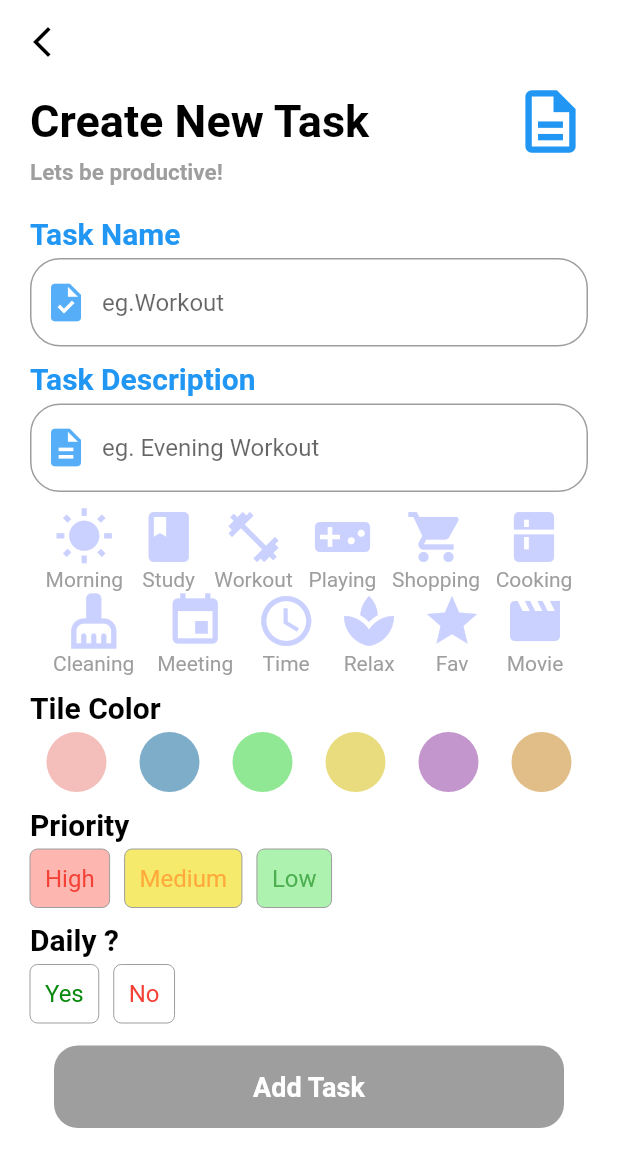
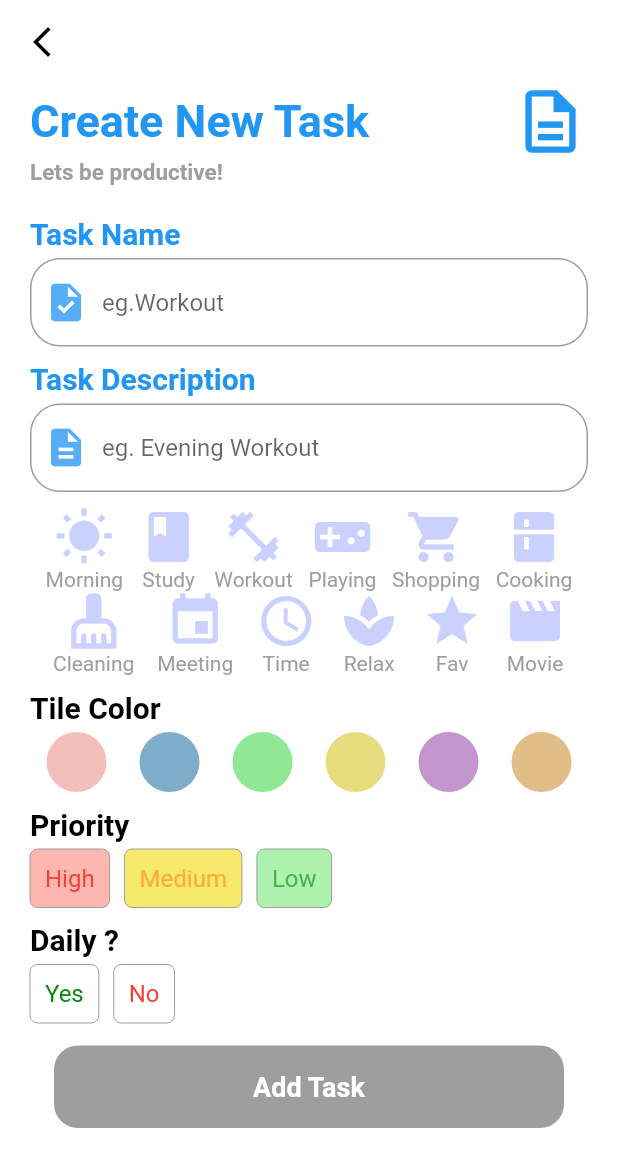
Before and after one commit to Prathamkumar18/SteadyStreak, a Flutter app: the screen it shows after launch, scrolled down 163 dp, after a tap on "Add Task", on a phone screen of 412 x 824 dp. Shown: the top 1167 px of the screen. Run offline on Flutter 3.47's test engine with Material 2 defaults, Android fonts, the phone set to English and light mode, and no system bars; our stand-ins replace google_fonts, persistent_bottom_nav_bar, shimmer, syncfusion_flutter_charts; network calls fail; Roboto replaces fonts that are missing (Nobile, Wellfleet).

Commit message:
sample graphs

```diff
--- a/lib/screens/home_screen.dart
+++ b/lib/screens/home_screen.dart
@@ -108,7 +108,7 @@ class _HomeScreenState extends State<HomeScreen> {
     var w = MediaQuery.of(context).size.width;
     var h = MediaQuery.of(context).size.height;
     return Scaffold(
-      backgroundColor: Color.fromARGB(255, 238, 238, 255),
+      backgroundColor: Colors.black,
       body: Column(
         crossAxisAlignment: CrossAxisAlignment.start,
         children: [
@@ -116,11 +116,10 @@ class _HomeScreenState extends State<HomeScreen> {
               height: 260,
               width: w,
               decoration: BoxDecoration(
-                  border: Border.all(color: Colors.black),
-                  color: Color.fromARGB(255, 241, 246, 254),
+                  color: Colors.white,
                   borderRadius: BorderRadius.only(
-                      bottomLeft: Radius.circular(30),
-                      bottomRight: Radius.circular(30))),
+                      bottomLeft: Radius.circular(20),
+                      bottomRight: Radius.circular(20))),
               child: Column(
                   crossAxisAlignment: CrossAxisAlignment.start,
                   children: [
@@ -324,19 +323,19 @@ class _HomeScreenState extends State<HomeScreen> {
                 width: 10,
               ),
               Text(
-                "Activities:",
-                style: GoogleFonts.davidLibre(
+                "Today's Task",
+                style: GoogleFonts.asap(
                     fontWeight: FontWeight.bold,
                     fontSize: 30,
-                    color: Colors.black),
+                    color: Color.fromARGB(255, 244, 254, 255)),
               ),
               Spacer(),
               ElevatedButton.icon(
                   style: ButtonStyle(
                       overlayColor: MaterialStateColor.resolveWith(
-                          (states) => Colors.white),
+                          (states) => Colors.black),
                       backgroundColor: MaterialStateColor.resolveWith(
-                          (states) => Colors.black)),
+                          (states) => Colors.white)),
                   onPressed: () {
                     Navigator.push(
                       context,
@@ -348,11 +347,11 @@ class _HomeScreenState extends State<HomeScreen> {
                   },
                   icon: Icon(
                     Icons.add,
-                    color: Colors.white,
+                    color: Colors.black,
                   ),
                   label: Text(
                     "Add Task",
-                    style: TextStyle(color: Colors.white),
+                    style: TextStyle(color: Colors.black),
                   )),
               SizedBox(
                 width: 10,
--- a/lib/screens/task.dart
+++ b/lib/screens/task.dart
@@ -96,7 +96,7 @@ class _AddTaskScreenState extends State<AddTaskScreen> {
                       style: GoogleFonts.wellfleet(
                           fontWeight: FontWeight.bold,
                           fontSize: 30,
-                          color: Colors.black),
+                          color: Colors.blue),
                     ),
                     Spacer(),
                     Icon(
--- a/pubspec.yaml
+++ b/pubspec.yaml
@@ -35,8 +35,10 @@ dependencies:
   # The following adds the Cupertino Icons font to your application.
   # Use with the CupertinoIcons class for iOS style icons.
   cupertino_icons: ^1.0.2
+  syncfusion_flutter_charts:
   persistent_bottom_nav_bar: ^5.0.2
   intl: ^0.17.0
+  fl_chart:
   google_fonts:
   glassmorphism:
   shimmer:
```
Also changed, not shown: lib/screens/analytics_screen.dart (+143 -7 lines), pubspec.lock.
